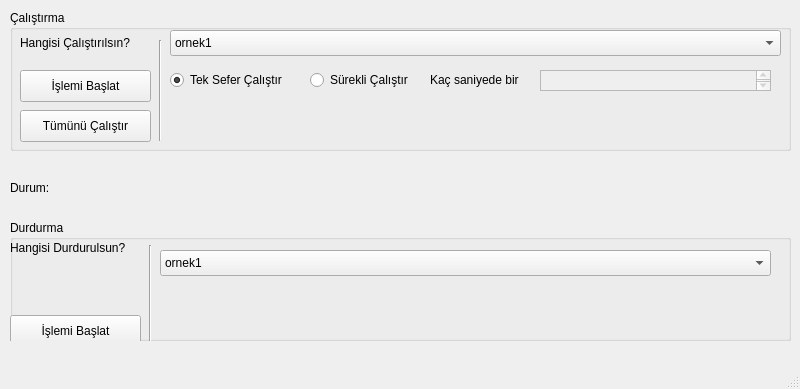
Qt form arayuz/main.ui (furkansandal/Stig4PardusGUI) before a commit.
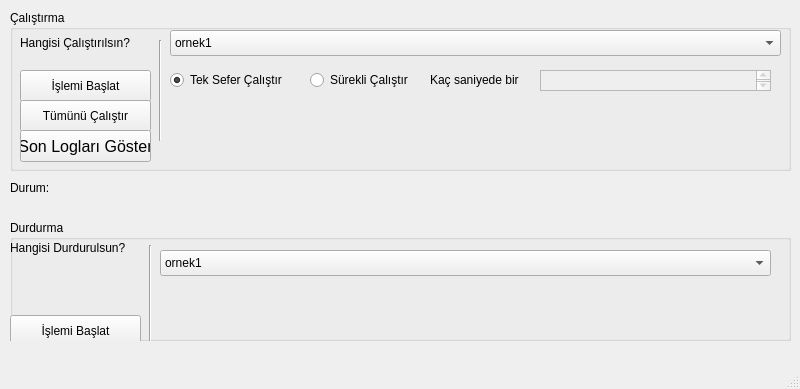
The same form after that commit.

Commit message: Loglardan son eklenen islemleri

Diff of the .ui file:
```diff
--- a/arayuz/main.ui
+++ b/arayuz/main.ui
@@ -26,7 +26,7 @@
       <x>10</x>
       <y>10</y>
       <width>781</width>
-      <height>141</height>
+      <height>161</height>
      </rect>
     </property>
     <property name="title">
@@ -165,7 +165,7 @@
      <property name="geometry">
       <rect>
        <x>10</x>
-       <y>100</y>
+       <y>90</y>
        <width>131</width>
        <height>32</height>
       </rect>
@@ -174,6 +174,24 @@
       <string>Tümünü Çalıştır</string>
      </property>
     </widget>
+    <widget class="QPushButton" name="pushButton_3">
+     <property name="geometry">
+      <rect>
+       <x>10</x>
+       <y>120</y>
+       <width>131</width>
+       <height>32</height>
+      </rect>
+     </property>
+     <property name="font">
+      <font>
+       <pointsize>12</pointsize>
+      </font>
+     </property>
+     <property name="text">
+      <string>Son Logları Göster</string>
+     </property>
+    </widget>
    </widget>
    <widget class="QGroupBox" name="groupBox_2">
     <property name="geometry">
```
Left out of the diff: 17 changed lines with no effect on the pictures. The commit also changes 2 other files.
